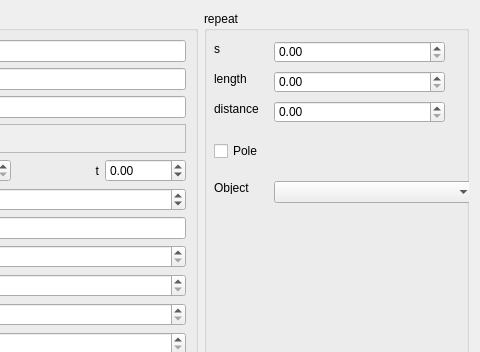
Before: the Qt Designer form src/OpenCOVER/DrivingSim/oddlot/src/settings/widgets/objectsettings.ui in hlrs-vis/covise, drawn with Qt 5; both pictures show x 161 to 641 and y 0 to 352 of the 641 by 522 pixel window.
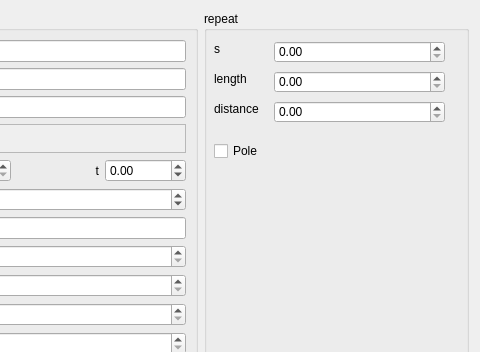
After: the same form once the commit is applied.

Commit message: copy objects, bridges, tunnels

```diff
--- a/src/OpenCOVER/DrivingSim/oddlot/src/settings/widgets/objectsettings.ui
+++ b/src/OpenCOVER/DrivingSim/oddlot/src/settings/widgets/objectsettings.ui
@@ -103,16 +103,6 @@
        <double>99999.990000000005239</double>
       </property>
      </widget>
-     <widget class="QComboBox" name="objectComboBox">
-      <property name="geometry">
-       <rect>
-        <x>70</x>
-        <y>170</y>
-        <width>201</width>
-        <height>22</height>
-       </rect>
-      </property>
-     </widget>
      <widget class="QCheckBox" name="poleCheckBox">
       <property name="geometry">
        <rect>
@@ -129,19 +119,6 @@
        <bool>false</bool>
       </property>
      </widget>
-     <widget class="QLabel" name="label_14">
-      <property name="geometry">
-       <rect>
-        <x>10</x>
-        <y>170</y>
-        <width>47</width>
-        <height>13</height>
-       </rect>
-      </property>
-      <property name="text">
-       <string>Object</string>
-      </property>
-     </widget>
     </widget>
    </item>
    <item row="0" column="0">
```
The commit also changes 6 other files.
